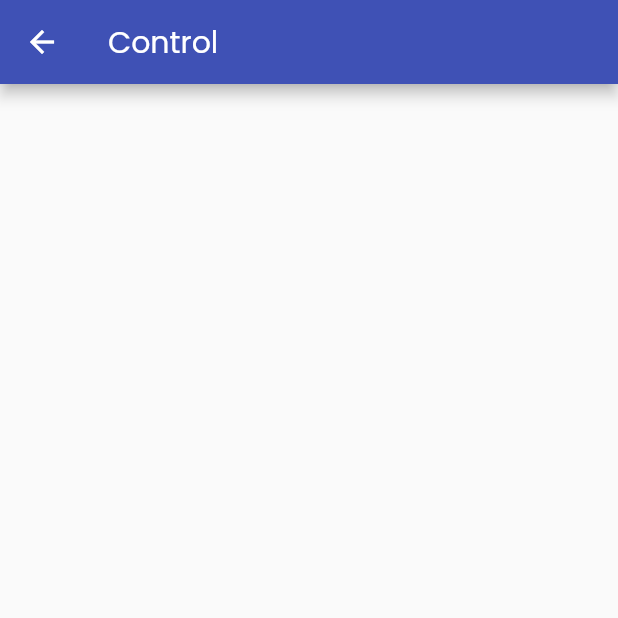
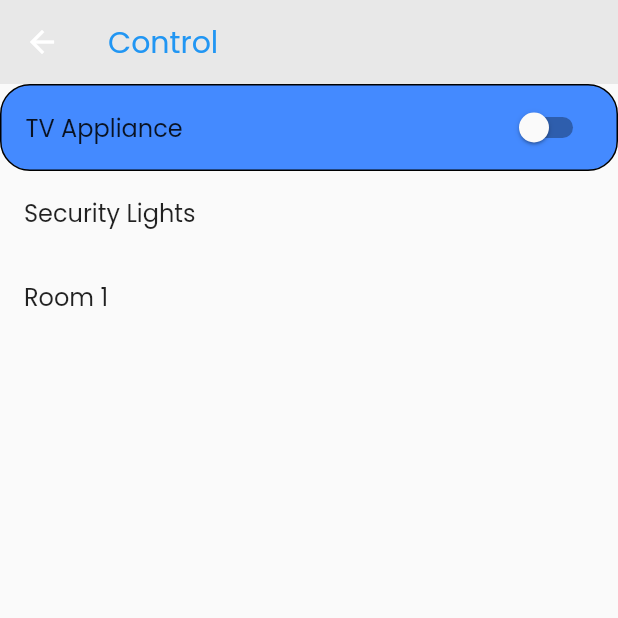
Before and after one commit to rnjema/Home-Automation_Final-Year-Project--_-, a Flutter app: the ControlPage screen opened directly, on a phone screen of 412 x 824 dp, the top half of it. Run offline on Flutter 3.47's test engine with Material 2 defaults, Android fonts, the phone set to English and light mode, and no system bars; our stand-ins replace cloud_firestore, firebase_auth, firebase_core, flutter_svg_provider, intl_phone_field; accounts and stored records are empty.

Commit message:
Working on controls

```diff
--- a/UI/app/shautom/lib/control.dart
+++ b/UI/app/shautom/lib/control.dart
@@ -1,7 +1,14 @@
 import 'package:flutter/material.dart';
 import 'package:shautom/views/components/logo.dart';
 
-class ControlPage extends StatelessWidget {
+class ControlPage extends StatefulWidget {
+  @override
+  State<ControlPage> createState() => _ControlPageState();
+}
+
+class _ControlPageState extends State<ControlPage> {
+  bool _isTvOn = false;
+
   @override
   Widget build(BuildContext context) {
     return SafeArea(
@@ -10,11 +17,32 @@ class ControlPage extends StatelessWidget {
             //shape: ShapeBorder.lerp(a, b, t),
             title: Text(
               'Control',
-              style: TextStyle(),
+              style: TextStyle(color: Colors.blue),
             ),
-            backgroundColor: Color(0xFF3F51B5),
+            backgroundColor: Colors.grey.withAlpha(50),
+            elevation: 0, //Color(0xFF3F51B5)
           ),
-          body: Container()),
+          body: Container(
+            child: Column(children: [
+              SwitchListTile(
+                value: _isTvOn,
+                onChanged: (bool value) {},
+                title: Text("TV Appliance"),
+                //subtitle: Switch,
+                shape: RoundedRectangleBorder(
+                  borderRadius: BorderRadius.circular(20),
+                  side: BorderSide(style: BorderStyle.solid),
+                ),
+                tileColor: Colors.blueAccent,
+              ),
+              ListTile(
+                title: Text("Security Lights"),
+              ),
+              ListTile(
+                title: Text("Room 1"),
+              )
+            ]),
+          )),
     );
   }
 }
```
